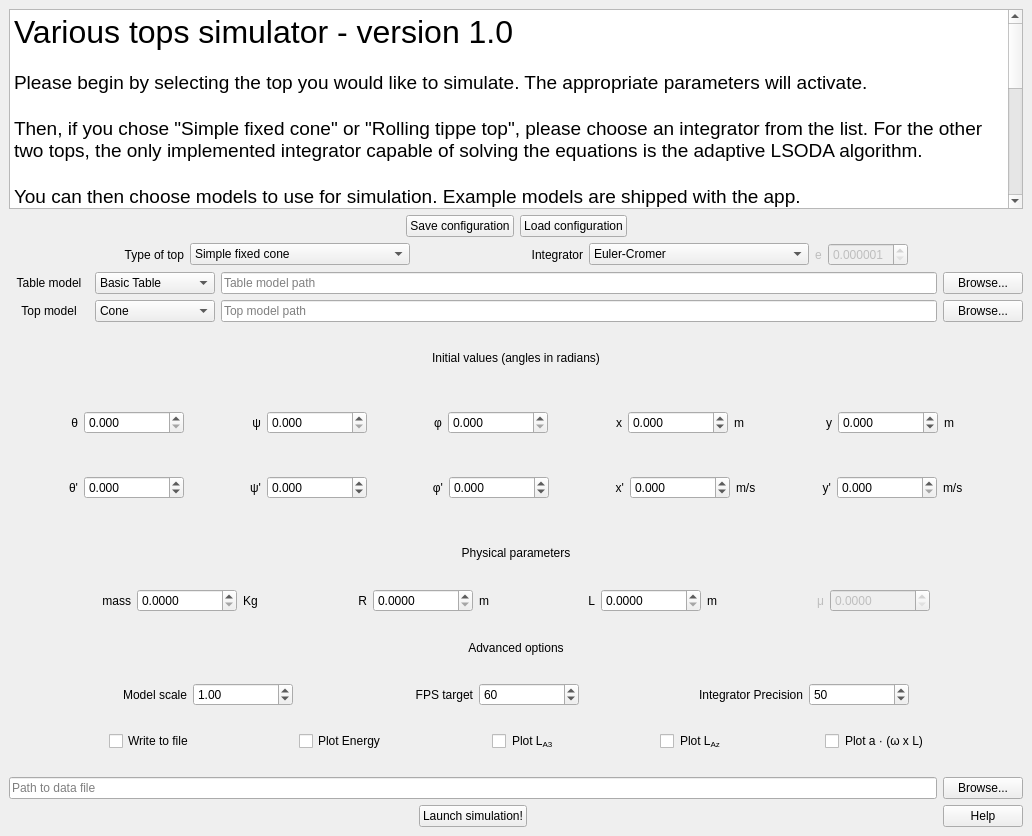
Old version of the form mainwindow.ui in the repository yannisulrich/ProjetToupie.
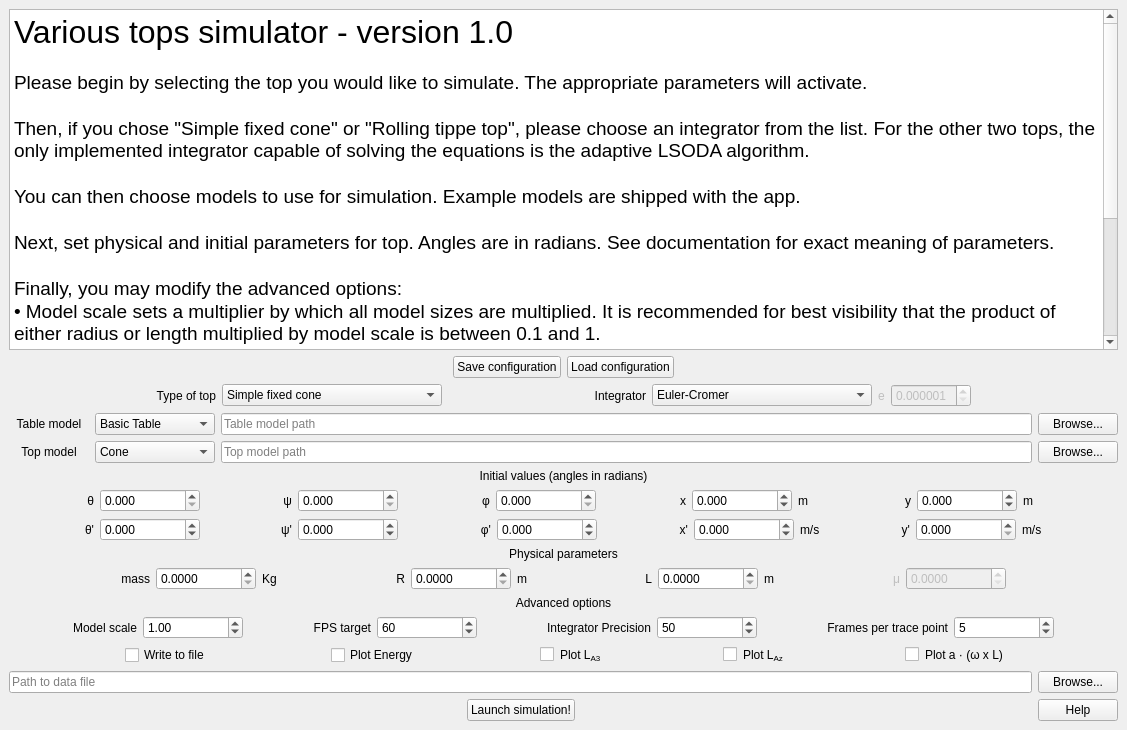
New version of the form.

```diff
--- a/mainwindow.ui
+++ b/mainwindow.ui
@@ -6,10 +6,16 @@
    <rect>
     <x>0</x>
     <y>0</y>
-    <width>1032</width>
-    <height>836</height>
+    <width>1127</width>
+    <height>730</height>
    </rect>
   </property>
+  <property name="sizePolicy">
+   <sizepolicy hsizetype="Minimum" vsizetype="Minimum">
+    <horstretch>0</horstretch>
+    <verstretch>0</verstretch>
+   </sizepolicy>
+  </property>
   <property name="windowTitle">
    <string>Top simulator</string>
   </property>
@@ -19,9 +25,11 @@
   <widget class="QWidget" name="centralwidget">
    <layout class="QVBoxLayout" name="verticalLayout">
     <item>
+     <layout class="QVBoxLayout" name="verticalLayout_2">
+      <item>
      <widget class="QTextBrowser" name="Information">
       <property name="sizePolicy">
-       <sizepolicy hsizetype="Expanding" vsizetype="Maximum">
+         <sizepolicy hsizetype="Expanding" vsizetype="Expanding">
         <horstretch>0</horstretch>
         <verstretch>0</verstretch>
        </sizepolicy>
@@ -29,7 +37,7 @@
       <property name="minimumSize">
        <size>
         <width>0</width>
-        <height>200</height>
+          <height>100</height>
        </size>
       </property>
       <property name="html">
@@ -51,6 +59,7 @@
 &lt;p style=&quot; margin-top:0px; margin-bottom:0px; margin-left:0px; margin-right:0px; -qt-block-indent:0; text-indent:0px;&quot;&gt;&lt;span style=&quot; font-size:14pt;&quot;&gt;• Model scale sets a multiplier by which all model sizes are multiplied. It is recommended for best visibility that the product of either radius or length multiplied by model scale is between 0.1 and 1.&lt;/span&gt;&lt;/p&gt;
 &lt;p style=&quot; margin-top:0px; margin-bottom:0px; margin-left:0px; margin-right:0px; -qt-block-indent:0; text-indent:0px;&quot;&gt;&lt;span style=&quot; font-size:14pt;&quot;&gt;• FPS target sets a &lt;/span&gt;&lt;span style=&quot; font-size:14pt; font-style:italic;&quot;&gt;Frames Per Second &lt;/span&gt;&lt;span style=&quot; font-size:14pt;&quot;&gt;target. Note that it will be limited by your monitors refresh rate. &lt;/span&gt;&lt;/p&gt;
 &lt;p style=&quot; margin-top:0px; margin-bottom:0px; margin-left:0px; margin-right:0px; -qt-block-indent:0; text-indent:0px;&quot;&gt;&lt;span style=&quot; font-size:14pt;&quot;&gt;• Integrator precision is a parameter that only affects the &amp;quot;Simple fixed cone&amp;quot; and &amp;quot;Rolling tippe top&amp;quot; tops. If the time between two frames is Δt, the time step of the used integrator will be (Δt)/(Integrator precision). The recommended value rarely needs to be modified. &lt;/span&gt;&lt;/p&gt;
+&lt;p style=&quot; margin-top:0px; margin-bottom:0px; margin-left:0px; margin-right:0px; -qt-block-indent:0; text-indent:0px;&quot;&gt;&lt;span style=&quot; font-size:14pt;&quot;&gt;• Frames per trace point describes every how many frames a point is added to the trace. This parameter can drastically improve performance if increased!&lt;/span&gt;&lt;/p&gt;
 &lt;p style=&quot; margin-top:0px; margin-bottom:0px; margin-left:0px; margin-right:0px; -qt-block-indent:0; text-indent:0px;&quot;&gt;&lt;span style=&quot; font-size:14pt;&quot;&gt;• Finally, you may choose to write the data created to a file. You must specify an absolute file path.&lt;/span&gt;&lt;/p&gt;
 &lt;p style=&quot;-qt-paragraph-type:empty; margin-top:0px; margin-bottom:0px; margin-left:0px; margin-right:0px; -qt-block-indent:0; text-indent:0px; font-size:14pt;&quot;&gt;&lt;br /&gt;&lt;/p&gt;
 &lt;p style=&quot; margin-top:0px; margin-bottom:0px; margin-left:0px; margin-right:0px; -qt-block-indent:0; text-indent:0px;&quot;&gt;&lt;span style=&quot; font-size:14pt;&quot;&gt;For controls to use during simulation, press the help button.&lt;/span&gt;&lt;/p&gt;&lt;/body&gt;&lt;/html&gt;</string>
@@ -58,7 +67,16 @@
      </widget>
     </item>
     <item>
-     <layout class="QHBoxLayout" name="horizontalLayout_2">
+       <layout class="QHBoxLayout" name="config">
+        <property name="spacing">
+         <number>-1</number>
+        </property>
+        <property name="topMargin">
+         <number>0</number>
+        </property>
+        <property name="bottomMargin">
+         <number>0</number>
+        </property>
       <item>
        <spacer name="horizontalSpacer_31">
         <property name="orientation">
@@ -101,6 +119,8 @@
       </item>
      </layout>
     </item>
+     </layout>
+    </item>
     <item>
      <layout class="QHBoxLayout" name="TopandIntegrator">
       <item>
@@ -262,7 +282,7 @@
       <item>
        <widget class="QLabel" name="label_6">
         <property name="sizePolicy">
-         <sizepolicy hsizetype="Fixed" vsizetype="Preferred">
+         <sizepolicy hsizetype="Fixed" vsizetype="Fixed">
           <horstretch>0</horstretch>
           <verstretch>0</verstretch>
          </sizepolicy>
@@ -314,7 +334,7 @@
         </property>
         <property name="minimumSize">
          <size>
-          <width>350</width>
+          <width>200</width>
           <height>0</height>
          </size>
         </property>
@@ -327,6 +347,9 @@
         <property name="placeholderText">
          <string>Table model path</string>
         </property>
+        <property name="clearButtonEnabled">
+         <bool>false</bool>
+        </property>
        </widget>
       </item>
       <item>
@@ -343,7 +366,7 @@
       <item>
        <widget class="QLabel" name="label_15">
         <property name="sizePolicy">
-         <sizepolicy hsizetype="Fixed" vsizetype="Preferred">
+         <sizepolicy hsizetype="Fixed" vsizetype="Fixed">
           <horstretch>0</horstretch>
           <verstretch>0</verstretch>
          </sizepolicy>
@@ -400,7 +423,7 @@
         </property>
         <property name="minimumSize">
          <size>
-          <width>350</width>
+          <width>200</width>
           <height>0</height>
          </size>
         </property>
@@ -1370,6 +1393,48 @@
         </property>
        </spacer>
       </item>
+      <item>
+       <widget class="QLabel" name="label_tracefreq">
+        <property name="text">
+         <string>Frames per trace point</string>
+        </property>
+        <property name="alignment">
+         <set>Qt::AlignRight|Qt::AlignTrailing|Qt::AlignVCenter</set>
+        </property>
+       </widget>
+      </item>
+      <item>
+       <widget class="QSpinBox" name="spinBox_tracefreq">
+        <property name="minimumSize">
+         <size>
+          <width>100</width>
+          <height>0</height>
+         </size>
+        </property>
+        <property name="minimum">
+         <number>1</number>
+        </property>
+        <property name="maximum">
+         <number>200</number>
+        </property>
+        <property name="value">
+         <number>5</number>
+        </property>
+       </widget>
+      </item>
+      <item>
+       <spacer name="horizontalSpacer_35">
+        <property name="orientation">
+         <enum>Qt::Horizontal</enum>
+        </property>
+        <property name="sizeHint" stdset="0">
+         <size>
+          <width>40</width>
+          <height>20</height>
+         </size>
+        </property>
+       </spacer>
+      </item>
      </layout>
     </item>
     <item>
@@ -1522,7 +1587,7 @@
         </property>
         <property name="minimumSize">
          <size>
-          <width>350</width>
+          <width>300</width>
           <height>0</height>
          </size>
         </property>
```
Left out of the diff: 6 changed lines with no effect on the pictures. Lines whose indentation alone changed are shown as unchanged.
